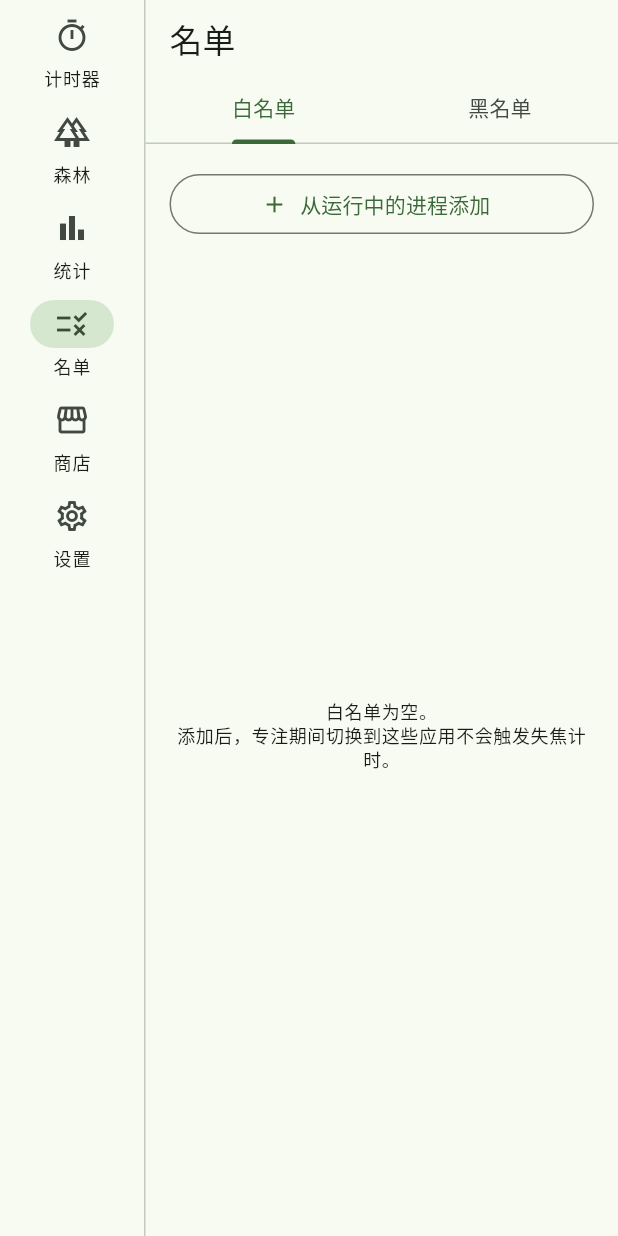
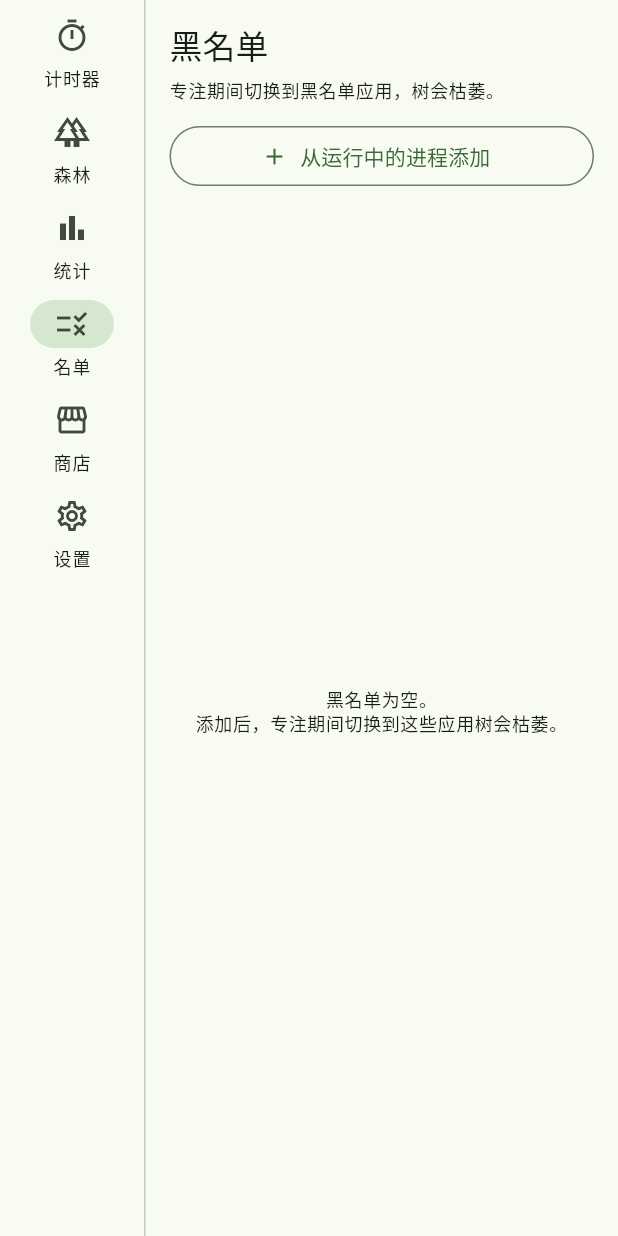
Before and after one commit to ujfadndna/openforest, a Flutter app: the screen it shows after launch, after a tap on "森林", after a tap on "统计", after a tap on "名单", on a phone screen of 412 x 824 dp. Run offline on Flutter 3.47's test engine with Material 3 defaults, Android fonts, the phone set to English and light mode, and no system bars; our stand-ins replace drift, fl_chart, flutter_riverpod, shared_preferences; missing offline and left inert: dart:ffi, local_notifier, window_manager; accounts and stored records are empty.

Commit message:
refactor: 简化失焦逻辑，优化交互体验
- 失焦改为仅黑名单触发枯萎，切其他应用不受影响
- 删除白名单和失焦警告延迟设置
- 名单页简化为纯黑名单管理
- 暂停状态下不触发任何失焦逻辑
- 放弃改为"结束计时"，直接 reset 不写失败记录
- 修复森林页 sway AnimationController 内存泄漏
- 设置页删除重复的白名单卡片

Co-Authored-By: Claude Sonnet 4.6 (1M context) <noreply@anthropic.com>

```diff
--- a/lib/features/allowlist/allowlist_screen.dart
+++ b/lib/features/allowlist/allowlist_screen.dart
@@ -6,52 +6,14 @@ import 'package:flutter_riverpod/flutter_riverpod.dart';
 import '../../core/app_monitor.dart';
 import '../settings/settings_screen.dart';
 
-class AllowlistScreen extends ConsumerWidget {
+class AllowlistScreen extends ConsumerStatefulWidget {
   const AllowlistScreen({super.key});
 
   @override
-  Widget build(BuildContext context, WidgetRef ref) {
-    return DefaultTabController(
-      length: 2,
-      child: Column(
-        crossAxisAlignment: CrossAxisAlignment.stretch,
-        children: [
-          Padding(
-            padding: const EdgeInsets.fromLTRB(16, 12, 16, 0),
-            child: Text('名单', style: Theme.of(context).textTheme.titleLarge),
-          ),
-          const SizedBox(height: 8),
-          const TabBar(
-            tabs: [
-              Tab(text: '白名单'),
-              Tab(text: '黑名单'),
-            ],
-          ),
-          const Expanded(
-            child: TabBarView(
-              children: [
-                _ListTab(type: _ListType.whitelist),
-                _ListTab(type: _ListType.blacklist),
-              ],
-            ),
-          ),
-        ],
-      ),
-    );
-  }
+  ConsumerState<AllowlistScreen> createState() => _AllowlistScreenState();
 }
 
-enum _ListType { whitelist, blacklist }
-
-class _ListTab extends ConsumerStatefulWidget {
-  const _ListTab({required this.type});
-  final _ListType type;
-
-  @override
-  ConsumerState<_ListTab> createState() => _ListTabState();
-}
-
-class _ListTabState extends ConsumerState<_ListTab> {
+class _AllowlistScreenState extends ConsumerState<AllowlistScreen> {
   List<String> _processes = [];
   bool _loadingProcesses = false;
 
@@ -62,24 +24,13 @@ class _ListTabState extends ConsumerState<_ListTab> {
   }
 
   void _showProcessPicker(BuildContext context, SettingsController controller) {
-    final settings = ref.read(settingsControllerProvider);
-    final existing = widget.type == _ListType.whitelist
-        ? settings.focusWhitelist
-        : settings.focusBlacklist;
-
+    final existing = ref.read(settingsControllerProvider).focusBlacklist;
     showDialog<void>(
       context: context,
       builder: (ctx) => _ProcessPickerDialog(
         processes: _processes,
         existing: existing,
-        type: widget.type,
-        onAdd: (name) {
-          if (widget.type == _ListType.whitelist) {
-            unawaited(controller.addToWhitelist(name));
-          } else {
-            unawaited(controller.addToBlacklist(name));
-          }
-        },
+        onAdd: (name) => unawaited(controller.addToBlacklist(name)),
       ),
     );
   }
@@ -88,55 +39,42 @@ class _ListTabState extends ConsumerState<_ListTab> {
   Widget build(BuildContext context) {
     final settings = ref.watch(settingsControllerProvider);
     final controller = ref.read(settingsControllerProvider.notifier);
-    final list = widget.type == _ListType.whitelist
-        ? settings.focusWhitelist
-        : settings.focusBlacklist;
-
-    final color = widget.type == _ListType.whitelist
-        ? Theme.of(context).colorScheme.primaryContainer
-        : Theme.of(context).colorScheme.errorContainer;
-    final onColor = widget.type == _ListType.whitelist
-        ? Theme.of(context).colorScheme.onPrimaryContainer
-        : Theme.of(context).colorScheme.onErrorContainer;
-
-    final emptyText = widget.type == _ListType.whitelist
-        ? '白名单为空。\n添加后，专注期间切换到这些应用不会触发失焦计时。'
-        : '黑名单为空。\n添加后，专注期间切换到这些应用不会触发失焦计时，也不会有任何提示。';
+    final list = settings.focusBlacklist;
+    final color = Theme.of(context).colorScheme.errorContainer;
+    final onColor = Theme.of(context).colorScheme.onErrorContainer;
 
     return Padding(
       padding: const EdgeInsets.all(16),
       child: Column(
         crossAxisAlignment: CrossAxisAlignment.stretch,
         children: [
-          Row(
-            children: [
-              Expanded(
-                child: OutlinedButton.icon(
+          Padding(
+            padding: const EdgeInsets.only(bottom: 8),
+            child: Text('黑名单', style: Theme.of(context).textTheme.titleLarge),
+          ),
+          Text(
+            '专注期间切换到黑名单应用，树会枯萎。',
+            style: Theme.of(context).textTheme.bodySmall,
+          ),
+          const SizedBox(height: 12),
+          OutlinedButton.icon(
             icon: _loadingProcesses
-                      ? const SizedBox(
-                          width: 14, height: 14,
-                          child: CircularProgressIndicator(strokeWidth: 2),
-                        )
+                ? const SizedBox(width: 14, height: 14, child: CircularProgressIndicator(strokeWidth: 2))
                 : const Icon(Icons.add, size: 18),
             label: const Text('从运行中的进程添加'),
             onPressed: _loadingProcesses
                 ? null
                 : () async {
                     await _loadProcesses();
-                          if (mounted) {
-                            _showProcessPicker(context, controller);
-                          }
+                    if (mounted) _showProcessPicker(context, controller);
                   },
-                ),
-              ),
-            ],
           ),
           const SizedBox(height: 12),
           Expanded(
             child: list.isEmpty
                 ? Center(
                     child: Text(
-                      emptyText,
+                      '黑名单为空。\n添加后，专注期间切换到这些应用树会枯萎。',
                       textAlign: TextAlign.center,
                       style: Theme.of(context).textTheme.bodySmall,
                     ),
@@ -158,13 +96,7 @@ class _ListTabState extends ConsumerState<_ListTab> {
                         title: Text(app),
                         trailing: IconButton(
                           icon: const Icon(Icons.delete_outline),
-                          onPressed: () {
-                            if (widget.type == _ListType.whitelist) {
-                              unawaited(controller.removeFromWhitelist(app));
-                            } else {
-                              unawaited(controller.removeFromBlacklist(app));
-                            }
-                          },
+                          onPressed: () => unawaited(controller.removeFromBlacklist(app)),
                         ),
                       );
                     },
@@ -180,13 +112,11 @@ class _ProcessPickerDialog extends StatefulWidget {
   const _ProcessPickerDialog({
     required this.processes,
     required this.existing,
-    required this.type,
     required this.onAdd,
   });
 
   final List<String> processes;
   final List<String> existing;
-  final _ListType type;
   final void Function(String) onAdd;
 
   @override
@@ -203,7 +133,7 @@ class _ProcessPickerDialogState extends State<_ProcessPickerDialog> {
         .toList();
 
     return AlertDialog(
-      title: Text(widget.type == _ListType.whitelist ? '添加到白名单' : '添加到黑名单'),
+      title: const Text('添加到黑名单'),
       content: SizedBox(
         width: 320,
         height: 400,
@@ -229,9 +159,7 @@ class _ProcessPickerDialogState extends State<_ProcessPickerDialog> {
                         return ListTile(
                           dense: true,
                           title: Text(name),
-                          trailing: already
-                              ? const Icon(Icons.check, size: 16)
-                              : null,
+                          trailing: already ? const Icon(Icons.check, size: 16) : null,
                           enabled: !already,
                           onTap: already
                               ? null
--- a/lib/features/settings/settings_screen.dart
+++ b/lib/features/settings/settings_screen.dart
@@ -15,10 +15,8 @@ class SettingsState {
     required this.maxFocusMinutes,
     required this.pomodoroWorkMinutes,
     required this.pomodoroBreakMinutes,
-    required this.focusWarningSeconds,
     required this.themeMode,
     required this.loaded,
-    this.focusWhitelist = const [],
     this.focusBlacklist = const [],
     this.treeNotification = true,
   });
@@ -27,10 +25,8 @@ class SettingsState {
   final int maxFocusMinutes;
   final int pomodoroWorkMinutes;
   final int pomodoroBreakMinutes;
-  final int focusWarningSeconds;
   final ThemeMode themeMode;
   final bool loaded;
-  final List<String> focusWhitelist;
   final List<String> focusBlacklist;
   /// 种好树后是否弹出 Windows 通知
   final bool treeNotification;
@@ -40,10 +36,8 @@ class SettingsState {
     int? maxFocusMinutes,
     int? pomodoroWorkMinutes,
     int? pomodoroBreakMinutes,
-    int? focusWarningSeconds,
     ThemeMode? themeMode,
     bool? loaded,
-    List<String>? focusWhitelist,
     List<String>? focusBlacklist,
     bool? treeNotification,
   }) {
@@ -52,10 +46,8 @@ class SettingsState {
       maxFocusMinutes: maxFocusMinutes ?? this.maxFocusMinutes,
       pomodoroWorkMinutes: pomodoroWorkMinutes ?? this.pomodoroWorkMinutes,
       pomodoroBreakMinutes: pomodoroBreakMinutes ?? this.pomodoroBreakMinutes,
-      focusWarningSeconds: focusWarningSeconds ?? this.focusWarningSeconds,
       themeMode: themeMode ?? this.themeMode,
       loaded: loaded ?? this.loaded,
-      focusWhitelist: focusWhitelist ?? this.focusWhitelist,
       focusBlacklist: focusBlacklist ?? this.focusBlacklist,
       treeNotification: treeNotification ?? this.treeNotification,
     );
@@ -75,7 +67,6 @@ class SettingsController extends StateNotifier<SettingsState> {
             maxFocusMinutes: 120,
             pomodoroWorkMinutes: 25,
             pomodoroBreakMinutes: 5,
-            focusWarningSeconds: 3,
             themeMode: ThemeMode.system,
             loaded: false,
           ),
@@ -87,9 +78,7 @@ class SettingsController extends StateNotifier<SettingsState> {
   static const _kMaxFocus = 'max_focus_minutes';
   static const _kPomodoroWork = 'pomodoro_work_minutes';
   static const _kPomodoroBreak = 'pomodoro_break_minutes';
-  static const _kFocusWarn = 'focus_warning_seconds';
   static const _kThemeMode = 'theme_mode';
-  static const _kWhitelist = 'focus_whitelist';
   static const _kBlacklist = 'focus_blacklist';
   static const _kTreeNotification = 'tree_notification';
 
@@ -101,7 +90,6 @@ class SettingsController extends StateNotifier<SettingsState> {
     final maxFocus = _prefs?.getInt(_kMaxFocus) ?? state.maxFocusMinutes;
     final work = _prefs?.getInt(_kPomodoroWork) ?? state.pomodoroWorkMinutes;
     final rest = _prefs?.getInt(_kPomodoroBreak) ?? state.pomodoroBreakMinutes;
-    final warn = _prefs?.getInt(_kFocusWarn) ?? state.focusWarningSeconds;
     final themeIdx = _prefs?.getInt(_kThemeMode) ?? 0;
 
     final themeMode = switch (themeIdx) {
@@ -110,13 +98,11 @@ class SettingsController extends StateNotifier<SettingsState> {
       _ => ThemeMode.system,
     };
 
-    // 兜底修正范围与关系
     final fixed = _fixRanges(
       minFocusMinutes: minFocus,
       maxFocusMinutes: maxFocus,
       pomodoroWorkMinutes: work,
       pomodoroBreakMinutes: rest,
-      focusWarningSeconds: warn,
     );
 
     state = state.copyWith(
@@ -124,9 +110,7 @@ class SettingsController extends StateNotifier<SettingsState> {
       maxFocusMinutes: fixed.maxFocusMinutes,
       pomodoroWorkMinutes: fixed.pomodoroWorkMinutes,
       pomodoroBreakMinutes: fixed.pomodoroBreakMinutes,
-      focusWarningSeconds: fixed.focusWarningSeconds,
       themeMode: themeMode,
-      focusWhitelist: _prefs?.getStringList(_kWhitelist) ?? [],
       focusBlacklist: _prefs?.getStringList(_kBlacklist) ?? [],
       treeNotification: _prefs?.getBool(_kTreeNotification) ?? true,
       loaded: true,
@@ -169,13 +153,6 @@ class SettingsController extends StateNotifier<SettingsState> {
     await _prefs?.setInt(_kPomodoroBreak, state.pomodoroBreakMinutes);
   }
 
-  Future<void> setFocusWarningSeconds(int v) async {
-    await ensureLoaded();
-    final fixed = _fixRanges(focusWarningSeconds: v);
-    state = state.copyWith(focusWarningSeconds: fixed.focusWarningSeconds);
-    await _prefs?.setInt(_kFocusWarn, state.focusWarningSeconds);
-  }
-
   Future<void> setThemeMode(ThemeMode mode) async {
     await ensureLoaded();
     state = state.copyWith(themeMode: mode);
@@ -191,23 +168,6 @@ class SettingsController extends StateNotifier<SettingsState> {
     await ensureLoaded();
     state = state.copyWith(treeNotification: value);
     await _prefs?.setBool(_kTreeNotification, value);
-  }
-
-  Future<void> addToWhitelist(String appName) async {
-    await ensureLoaded();
-    final name = appName.trim().toLowerCase();
-    if (name.isEmpty) return;
-    if (state.focusWhitelist.contains(name)) return;
-    final updated = [...state.focusWhitelist, name];
-    state = state.copyWith(focusWhitelist: updated);
-    await _prefs?.setStringList(_kWhitelist, updated);
-  }
-
-  Future<void> removeFromWhitelist(String appName) async {
-    await ensureLoaded();
-    final updated = state.focusWhitelist.where((e) => e != appName).toList();
-    state = state.copyWith(focusWhitelist: updated);
-    await _prefs?.setStringList(_kWhitelist, updated);
   }
 
   Future<void> addToBlacklist(String appName) async {
@@ -232,28 +192,23 @@ class SettingsController extends StateNotifier<SettingsState> {
     int? maxFocusMinutes,
     int? pomodoroWorkMinutes,
     int? pomodoroBreakMinutes,
-    int? focusWarningSeconds,
   }) {
     var minF = (minFocusMinutes ?? state.minFocusMinutes).clamp(10, 30);
     var maxF = (maxFocusMinutes ?? state.maxFocusMinutes).clamp(60, 180);
     if (minF >= maxF) {
-      // 保证 min < max（简单处理：拉开 10 分钟）
       if (maxF - 10 >= 60) {
         minF = (maxF - 10).clamp(10, 30);
       } else {
         maxF = (minF + 10).clamp(60, 180);
       }
     }
-
     final work = (pomodoroWorkMinutes ?? state.pomodoroWorkMinutes).clamp(15, 60);
     final rest = (pomodoroBreakMinutes ?? state.pomodoroBreakMinutes).clamp(3, 30);
-    final warn = (focusWarningSeconds ?? state.focusWarningSeconds).clamp(3, 30);
     return _FixedRanges(
       minFocusMinutes: minF,
       maxFocusMinutes: maxF,
       pomodoroWorkMinutes: work,
       pomodoroBreakMinutes: rest,
-      focusWarningSeconds: warn,
     );
   }
 }
@@ -264,14 +219,12 @@ class _FixedRanges {
     required this.maxFocusMinutes,
     required this.pomodoroWorkMinutes,
     required this.pomodoroBreakMinutes,
-    required this.focusWarningSeconds,
   });
 
   final int minFocusMinutes;
   final int maxFocusMinutes;
   final int pomodoroWorkMinutes;
   final int pomodoroBreakMinutes;
-  final int focusWarningSeconds;
 }
 
 class SettingsScreen extends ConsumerWidget {
@@ -398,27 +351,6 @@ class SettingsScreen extends ConsumerWidget {
                     ),
                   ),
                   const SizedBox(height: 12),
-                  _SectionCard(
-                    title: '失焦检测（桌面端）',
-                    child: Column(
-                      crossAxisAlignment: CrossAxisAlignment.stretch,
-                      children: [
-                        _LabeledSlider(
-                          label: '失焦警告延迟：${settings.focusWarningSeconds} 秒',
-                          value: settings.focusWarningSeconds.toDouble(),
-                          min: 3,
-                          max: 30,
-                          divisions: 27,
-                          onChanged: (v) => unawaited(controller.setFocusWarningSeconds(v.round())),
-                        ),
-                        const SizedBox(height: 6),
-                        Text(
-                          '失焦超过警告延迟会变灰提示；超过警告延迟 + 7 秒（至少 10 秒）将判定失败。',
-                          style: Theme.of(context).textTheme.bodySmall,
-                        ),
-                      ],
-                    ),
-                  ),
                 ],
               ),
             ),
--- a/lib/features/timer/timer_screen.dart
+++ b/lib/features/timer/timer_screen.dart
@@ -80,27 +80,12 @@ class _TimerScreenState extends ConsumerState<TimerScreen> {
       _ => '专注时长：$effectiveWorkMinutes 分钟',
     };
 
-    // 为了保证“先警告、后失败”，失败阈值至少为 10 秒，
-    // 且不小于 warningDelay + 7 秒（默认 warning=3 → failure=10）。
-    final failureSeconds = (settings.focusWarningSeconds + 7);
-    final failureDelay = Duration(seconds: failureSeconds < 10 ? 10 : failureSeconds);
-
     return FocusDetector(
-      enabled: focusGuardEnabled,
-      warningDelay: Duration(seconds: settings.focusWarningSeconds),
-      failureDelay: failureDelay,
-      whitelist: settings.focusWhitelist,
+      enabled: isRunning && !(timer.mode == TimerMode.pomodoro && timer.isPomodoroBreak),
       blacklist: settings.focusBlacklist,
-      onWitherWarning: () {
-        ref.read(timerServiceProvider).setWithering(true);
-      },
-      onFocusBack: () {
-        ref.read(timerServiceProvider).setWithering(false);
-      },
-      onFailed: () {
-        // 失焦超时：保持枯萎状态，计时器继续运行，回来聚焦可救活
-        ref.read(timerServiceProvider).setWithering(true);
-      },
+      onWitherWarning: () => ref.read(timerServiceProvider).setWithering(true),
+      onFocusBack: () => ref.read(timerServiceProvider).setWithering(false),
+      onFailed: () => ref.read(timerServiceProvider).setWithering(true),
       child: Padding(
         padding: const EdgeInsets.all(24),
         child: Row(
@@ -236,8 +221,8 @@ class _TimerScreenState extends ConsumerState<TimerScreen> {
                         Expanded(
                           child: OutlinedButton.icon(
                             onPressed: () => _confirmAbandon(context),
-                            icon: const Icon(Icons.close),
-                            label: const Text('放弃'),
+                            icon: const Icon(Icons.stop),
+                            label: const Text('结束计时'),
                           ),
                         ),
                       ],
@@ -323,8 +308,8 @@ class _TimerScreenState extends ConsumerState<TimerScreen> {
       context: context,
       builder: (context) {
         return AlertDialog(
-          title: const Text('放弃本次专注？'),
-          content: const Text('放弃会导致树枯萎，并记为失败记录。确定要放弃吗？'),
+          title: const Text('结束计时？'),
+          content: const Text('当前这棵树的进度会清零，不计入记录。之前种好的树不受影响。'),
           actions: [
             TextButton(
               onPressed: () => Navigator.of(context).pop(false),
@@ -332,7 +317,7 @@ class _TimerScreenState extends ConsumerState<TimerScreen> {
             ),
             FilledButton(
               onPressed: () => Navigator.of(context).pop(true),
-              child: const Text('确定放弃'),
+              child: const Text('结束'),
             ),
           ],
         );
@@ -340,7 +325,7 @@ class _TimerScreenState extends ConsumerState<TimerScreen> {
     );
 
     if (ok == true) {
-      ref.read(timerServiceProvider).abandonTimer();
+      ref.read(timerServiceProvider).reset();
       unawaited(ref.read(appMonitorProvider).stop());
     }
   }
```
Also changed, not shown: lib/core/focus_detector.dart (+10 -15 lines). Lines whose indentation alone changed are shown as unchanged.
